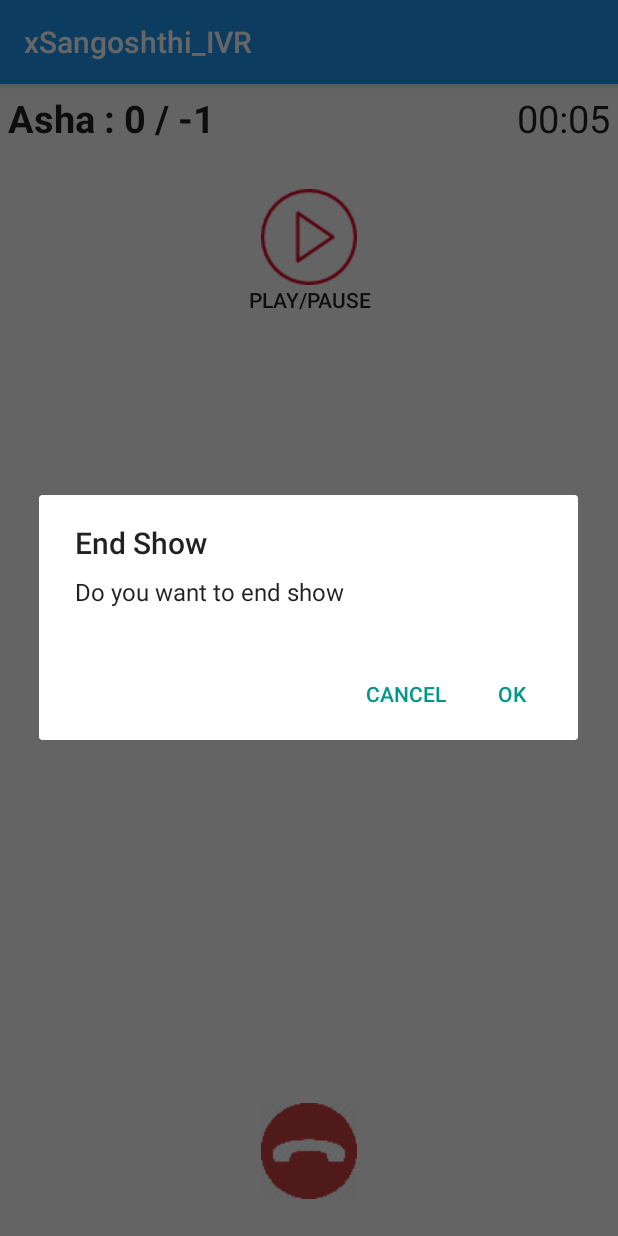
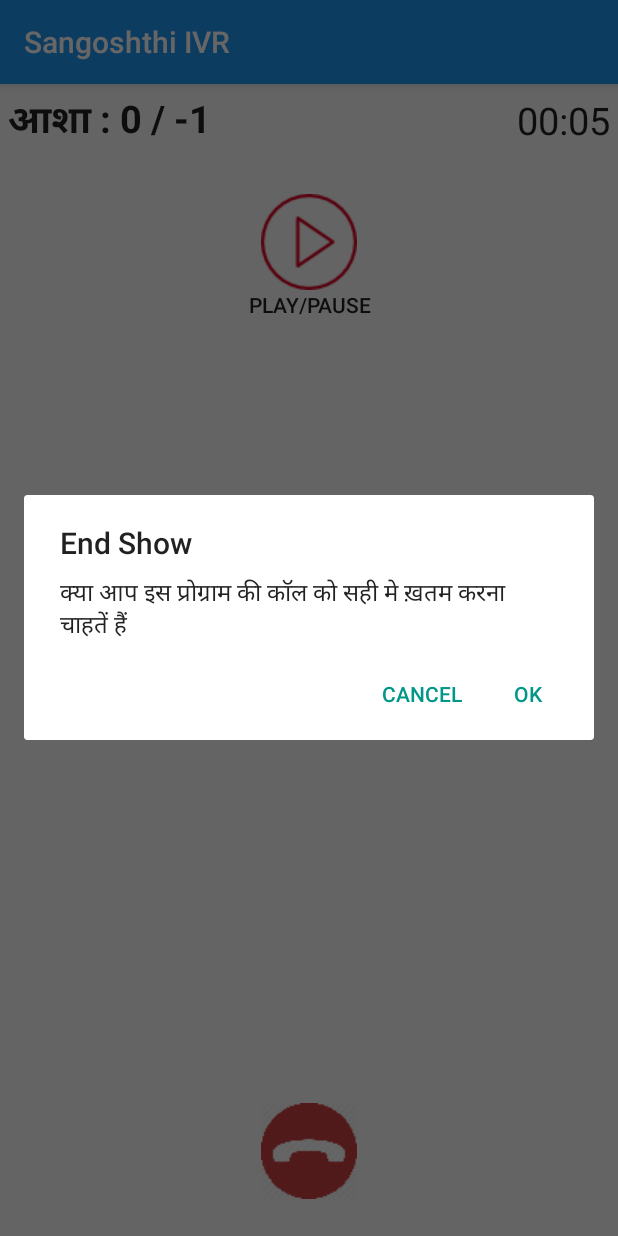
Before and after one commit to deepak15013/Sangoshthi-Phase-2, an Android app: the ShowActivity screen opened directly, with no data from a screen before it, after a tap on an icon or button, on a phone screen of 412 x 824 dp. Run offline under Robolectric (Android 15) with nearby library versions, the phone set to English and light mode, and no system bars; 1 other tap on this screen came first.

Commit message:
Localization added

```diff
--- a/app/src/main/java/io/github/varunj/sangoshthi_ivr/activities/HostShowActivity.java
+++ b/app/src/main/java/io/github/varunj/sangoshthi_ivr/activities/HostShowActivity.java
@@ -120,6 +120,7 @@ public class HostShowActivity extends AppCompatActivity {
                     } else {
                         Log.d(TAG, "no show present");
                         tvShowTopic.setText(getString(R.string.placeholder_tv_show_topic));
+                        LoadingUtil.getInstance().hideLoading();
                     }
                 } catch (JSONException | ParseException e) {
                     e.printStackTrace();
--- a/app/src/main/res/values/strings.xml
+++ b/app/src/main/res/values/strings.xml
@@ -1,35 +1,32 @@
 <resources>
-    <string name="app_name">xSangoshthi_IVR</string>
+    <string name="app_name">Sangoshthi IVR</string>
 
     <string name="login_text_register">USER REGISTRATION</string>
-    <string name="login_hint_phone">Enter PhoneNo</string>
+    <string name="login_hint_phone">अपना फोन नंबर डालें</string>
     <string name="login_btn_sign_in">Sign In</string>
 
-    <string name="home_host_show">HOST SHOW</string>
-    <string name="home_notifications">NOTIFICATIONS</string>
-    <string name="home_help">TUTORIALS</string>
+    <string name="home_host_show">प्रोग्राम देखें</string>
+    <string name="home_notifications">सूचना/ दिशा निर्देश</string>
+    <string name="home_help">विषय सूची</string>
 
     <string name="show_play_pause">PLAY/PAUSE</string>
 
-    <string name="btn_show_play_pause_feedback_play">Play Feedback</string>
-    <string name="btn_show_play_pause_feedback_pause">Pause Feedback</string>
-    <string name="btn_show_play_pause_feedback_resume">Resume Feedback</string>
-    <string name="btn_show_play_pause_content_play">Play Content</string>
-    <string name="btn_show_play_pause_content_pause">Pause Content</string>
-    <string name="btn_show_play_pause_content_resume">Resume Content</string>
+    <string name="btn_show_play_pause_feedback_play">डॉक्टर की राय  सुने</string>
+    <string name="btn_show_play_pause_feedback_pause">रोकें</string>
+    <string name="btn_show_play_pause_feedback_resume">चलाएँ</string>
+    <string name="btn_show_play_pause_content_play">आज का विचार सुने</string>
+    <string name="btn_show_play_pause_content_pause">रोकें</string>
+    <string name="btn_show_play_pause_content_resume">चलाएँ</string>
 
     <string name="btn_start_show">Start</string>
     <string name="btn_call_broadcaster">Start Call</string>
-    <string name="btn_call_listeners">Call Asha Listeners</string>
+    <string name="btn_call_listeners">Call आशा Listeners</string>
     <string name="btn_ok">OK</string>
     <string name="btn_cancel">Cancel</string>
     <string name="btn_yes">YES</string>
     <string name="btn_no">NO</string>
 
-    <!-- Strings for Add Listeners -->
-    <string name="tv_add_listeners">Enter Listeners Number</string>
-    <string name="tv_phone_prefix">+91</string>
-    <string name="tv_num_of_listeners">Asha : %1$d / %2$s</string>
+    <string name="tv_num_of_listeners">आशा : %1$d / %2$s</string>
     <string name="tv_chronometer_start_show">Show will start in - \n%1$d : %2$d : %3$d</string>
 
     <!-- Dummy text strings -->
@@ -40,24 +37,24 @@
     <string name="cd_iv_question">Question Asked</string>
     <string name="cd_iv_online">User Online</string>
     <string name="cd_btn_start_show">Start Show</string>
-    <string name="cd_ib_call_broadcaster">Call broadcaster</string>
+    <string name="cd_ib_call_broadcaster">कॉल की प्रतीक्षा करें</string>
     <string name="cd_image">Image</string>
 
     <!-- Placeholders -->
     <string name="placeholder_tv_show_topic">Coming Soon</string>
-    <string name="placeholder_tv_num_of_listeners">Asha : 3</string>
+    <string name="placeholder_tv_num_of_listeners">आशा : 3</string>
     <string name="placeholder_tv_chronometer_start_show">00:00</string>
-    <string name="placeholder_tv_notification">Notification</string>
-    <string name="placeholder_tv_tutorial">Tutorial</string>
+    <string name="placeholder_tv_notification">सूचना/ दिशा निर्देश</string>
+    <string name="placeholder_tv_tutorial">विषय सूची</string>
 
     <!-- Messages String -->
-    <string name="progress_dialog_calling_broadcaster">Calling</string>
+    <string name="progress_dialog_calling_broadcaster">कॉल की प्रतीक्षा करें</string>
     <string name="progress_dialog_please_wait">Please Wait</string>
     <string name="progress_dialog_reconnecting_call">Reconnecting Call</string>
     <string name="dialog_box_end_show_title">End Show</string>
-    <string name="dialog_box_end_show_message">Do you want to end show</string>
-    <string name="dialog_box_update_show_status_title">Show End Confirmation</string>
-    <string name="dialog_box_update_show_status_message">If you are ready for the next show, then press yes. Otherwise press no.</string>
+    <string name="dialog_box_end_show_message">क्या आप इस प्रोग्राम की कॉल को सही मे ख़तम करना चाहतें हैं</string>
+    <string name="dialog_box_update_show_status_title">क्या आज का प्रोग्राम सही से हो गया?</string>
+    <string name="dialog_box_update_show_status_message">अगर आप अगले प्रोग्राम के तैयार तो हाँ दबाए और अगर अभी आपको और कॉल करने की ज़रुरत हैं तो फिर नही दबाए |</string>
 
     <string name="error_phone_not_registered">Phone not registered</string>
 
```
Also changed, not shown: 1 other file.
